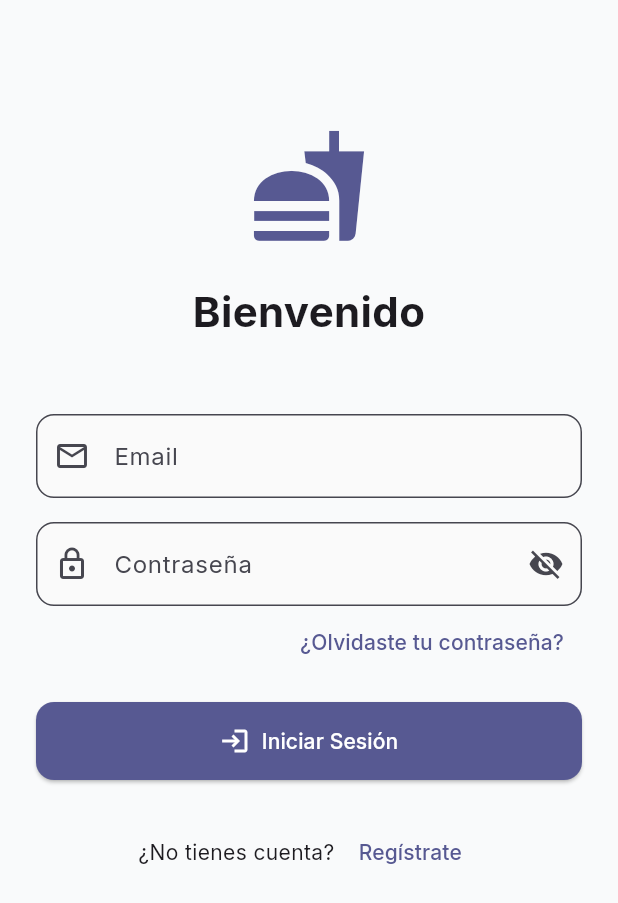
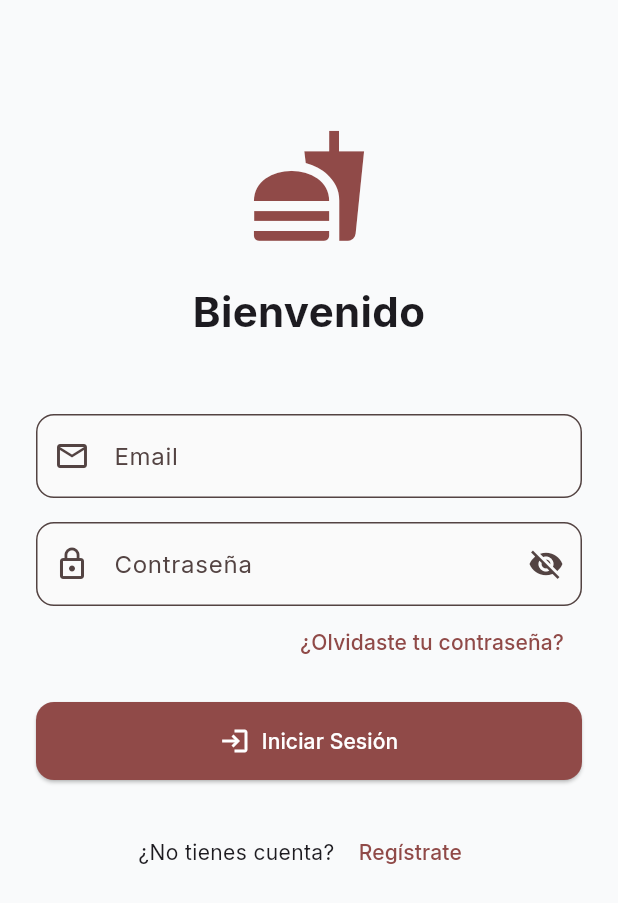
Before and after one commit to CristianTambaco/Deber10, a Flutter app: the screen it shows after launch, on a phone screen of 412 x 824 dp. Shown: the top 903 px of the screen. Run offline on Flutter 3.47's test engine with Material 3 defaults, Android fonts, the phone set to English and light mode, and no system bars; our stand-ins replace dartz, email_validator, equatable, flutter_bloc, flutter_dotenv, flutter_spinkit and 3 more; accounts and stored records are empty.

Commit message:
modified:   mi_app/lib/core/theme/app_theme.dart

```diff
--- a/mi_app/lib/core/theme/app_theme.dart
+++ b/mi_app/lib/core/theme/app_theme.dart
@@ -12,7 +12,7 @@ class AppTheme {
   static ThemeData get lightTheme {
     return ThemeData(
       useMaterial3: true,
-      colorScheme: ColorScheme.fromSeed(seedColor: primaryColor),
+      colorScheme: ColorScheme.fromSeed(seedColor: const Color.fromARGB(255, 241, 99, 99)),
       scaffoldBackgroundColor: const Color(0xFFF9FAFB),
       textTheme: GoogleFonts.interTextTheme(),
       appBarTheme: AppBarTheme(
```
